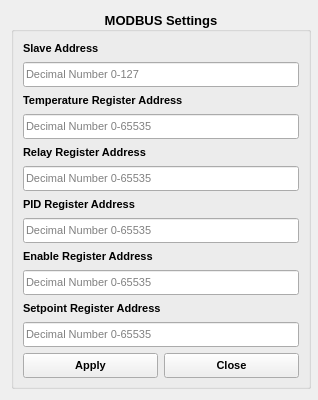
The window that modbus_settings.ui (eai13/OVEN_Heater_2) describes before a commit, drawn with Qt 5.
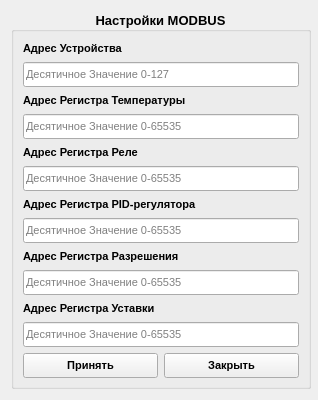
The same window after the commit.

Commit message: added float temperature interaction

What changed in the file:
```diff
--- a/modbus_settings.ui
+++ b/modbus_settings.ui
@@ -48,7 +48,7 @@
       </font>
      </property>
      <property name="title">
-      <string>MODBUS Settings</string>
+      <string>Настройки MODBUS</string>
      </property>
      <property name="alignment">
       <set>Qt::AlignCenter</set>
@@ -76,7 +76,7 @@
          </font>
         </property>
         <property name="text">
-         <string>Slave Address</string>
+         <string>Адрес Устройства</string>
         </property>
        </widget>
       </item>
@@ -108,7 +108,7 @@
          <bool>true</bool>
         </property>
         <property name="placeholderText">
-         <string>Decimal Number 0-127</string>
+         <string>Десятичное Значение 0-127</string>
         </property>
        </widget>
       </item>
@@ -134,7 +134,7 @@
          </font>
         </property>
         <property name="text">
-         <string>Temperature Register Address</string>
+         <string>Адрес Регистра Температуры</string>
         </property>
        </widget>
       </item>
@@ -160,7 +160,7 @@
          </font>
         </property>
         <property name="placeholderText">
-         <string>Decimal Number 0-65535</string>
+         <string>Десятичное Значение 0-65535</string>
         </property>
        </widget>
       </item>
@@ -186,7 +186,7 @@
          </font>
         </property>
         <property name="text">
-         <string>Relay Register Address</string>
+         <string>Адрес Регистра Реле</string>
         </property>
        </widget>
       </item>
@@ -212,7 +212,7 @@
          </font>
         </property>
         <property name="placeholderText">
-         <string>Decimal Number 0-65535</string>
+         <string>Десятичное Значение 0-65535</string>
         </property>
        </widget>
       </item>
@@ -238,7 +238,7 @@
          </font>
         </property>
         <property name="text">
-         <string>PID Register Address</string>
+         <string>Адрес Регистра PID-регулятора</string>
         </property>
        </widget>
       </item>
@@ -264,7 +264,7 @@
          </font>
         </property>
         <property name="placeholderText">
-         <string>Decimal Number 0-65535</string>
+         <string>Десятичное Значение 0-65535</string>
         </property>
        </widget>
       </item>
@@ -290,7 +290,7 @@
          </font>
         </property>
         <property name="text">
-         <string>Enable Register Address</string>
+         <string>Адрес Регистра Разрешения</string>
         </property>
        </widget>
       </item>
@@ -316,7 +316,7 @@
          </font>
         </property>
         <property name="placeholderText">
-         <string>Decimal Number 0-65535</string>
+         <string>Десятичное Значение 0-65535</string>
         </property>
        </widget>
       </item>
@@ -342,7 +342,7 @@
          </font>
         </property>
         <property name="text">
-         <string>Setpoint Register Address</string>
+         <string>Адрес Регистра Уставки</string>
         </property>
        </widget>
       </item>
@@ -368,7 +368,7 @@
          </font>
         </property>
         <property name="placeholderText">
-         <string>Decimal Number 0-65535</string>
+         <string>Десятичное Значение 0-65535</string>
         </property>
        </widget>
       </item>
@@ -396,7 +396,7 @@
            </font>
           </property>
           <property name="text">
-           <string>Apply</string>
+           <string>Принять</string>
           </property>
          </widget>
         </item>
@@ -422,7 +422,7 @@
            </font>
           </property>
           <property name="text">
-           <string>Close</string>
+           <string>Закрыть</string>
           </property>
          </widget>
         </item>
```
The commit also changes 11 other files.
